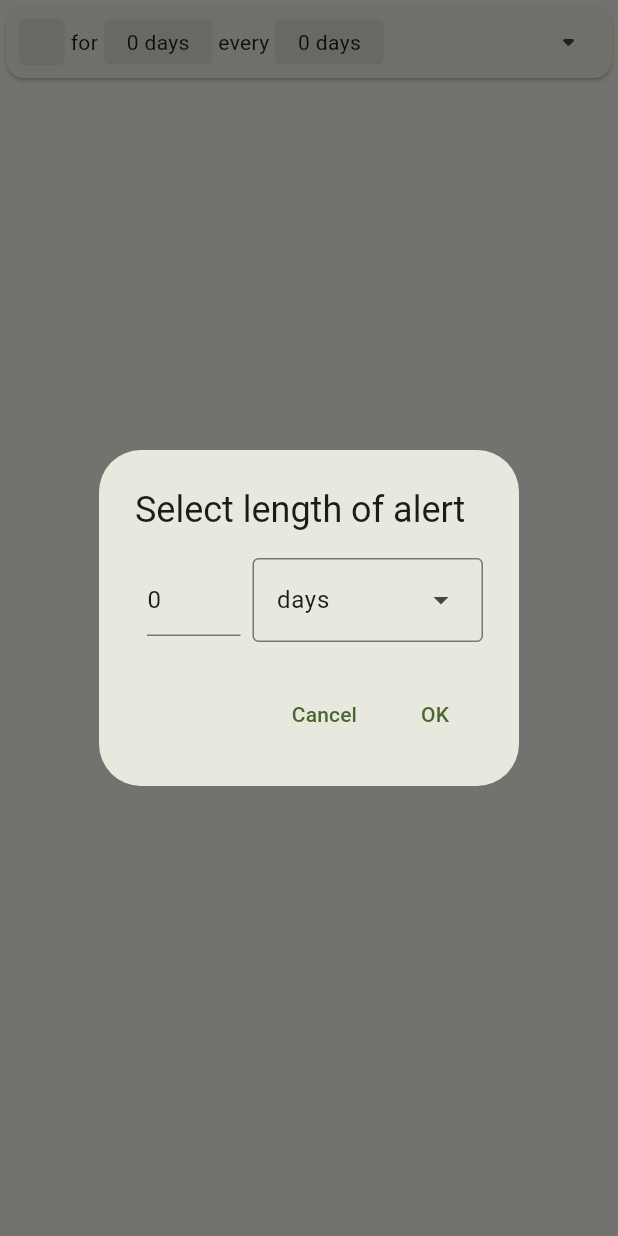
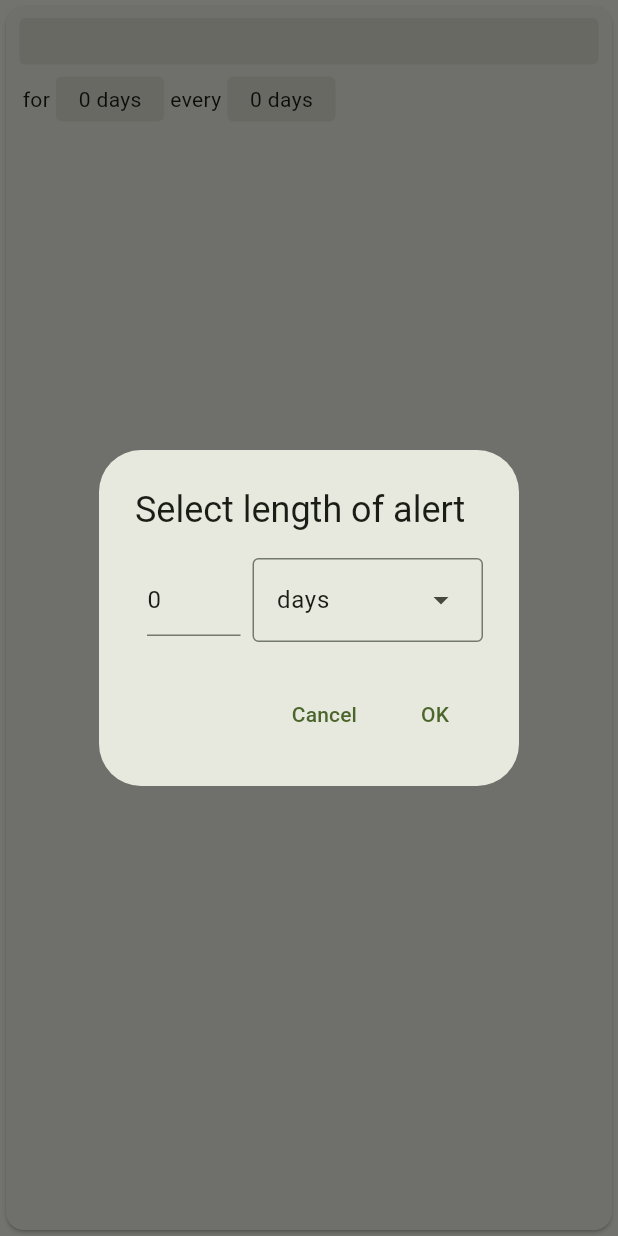
Before and after one commit to zphixon/tomato, a Flutter app: the TimerCard widget shown alone on an empty page, opened directly with empty values, after a tap on an icon or button, on a phone screen of 412 x 824 dp. Run offline on Flutter 3.47's test engine with Material 2 defaults, Android fonts, the phone set to English and light mode, and no system bars; missing offline and left inert: path_provider_android.

Commit message:
make timercard stateless

```diff
--- a/lib/main.dart
+++ b/lib/main.dart
@@ -204,7 +204,7 @@ class TimerList extends StatelessWidget {
   }
 }
 
-class TimerCard extends StatefulWidget {
+class TimerCard extends StatelessWidget {
   const TimerCard({
     super.key,
     required this.pad,
@@ -222,132 +222,73 @@ class TimerCard extends StatefulWidget {
   final Function(time.Duration newValue) doUpdateEvery;
 
   @override
-  State<TimerCard> createState() => _TimerCardState();
-}
-
-class _TimerCardState extends State<TimerCard> {
-  bool _expanded = false;
-
-  @override
   Widget build(BuildContext context) {
-    toggleExpand() {
-      setState(() {
-        _expanded = !_expanded;
-      });
-    }
-
-    List<Widget> cards = [
+    return Padding(
+      padding: pad,
+      child: Card(
+        child: Padding(
+          padding: const EdgeInsets.symmetric(horizontal: 5, vertical: 4.0),
+          child: Column(
+            crossAxisAlignment: CrossAxisAlignment.stretch,
+            children: [
               SelectableCard(
                 onTap: () async {
                   var text = await showDialog(
                     context: context,
                     builder: (context) => StringSelector(
-              start: widget.timer.noto,
+                      start: timer.noto,
                       title: 'Notification text',
                     ),
                   );
 
                   if (text != null) {
-            widget.doUpdateNoto(text);
+                    doUpdateNoto(text);
                   }
                 },
-        label: Text(widget.timer.noto),
-      ),
-      Text('for'),
-      SelectableCard(
-        onTap: () async {
-          var selected = await showDialog<time.Duration>(
-            context: context,
-            builder: (ctx) => DurationSelector(
-              start: widget.timer.interval.active,
-              title: 'Select length of alert',
-            ),
-          );
-          if (selected != null) {
-            widget.doUpdateActive(selected);
-          }
-        },
-        label: Text(widget.timer.interval.active.toString()),
-      ),
-      Text('every'),
-      SelectableCard(
-        onTap: () async {
-          var selected = await showDialog<time.Duration>(
-            context: context,
-            builder: (ctx) => DurationSelector(
-              start: widget.timer.interval.every,
-              title: 'Select time between alerts',
-            ),
-          );
-          if (selected != null) {
-            widget.doUpdateEvery(selected);
-          }
-        },
-        label: Text(widget.timer.interval.every.toString()),
-      ),
-    ];
-
-    var toggleExpandButton = IconButton(
-      icon: Icon(_expanded
-          ? Icons.arrow_drop_up_rounded
-          : Icons.arrow_drop_down_rounded),
-      onPressed: toggleExpand,
-    );
-
-    Widget innerContent;
-    if (_expanded) {
-      innerContent = Row(
-        children: [
-          Expanded(
-            child: Padding(
-              padding: const EdgeInsets.symmetric(vertical: 4.0),
-              child: Column(
-                crossAxisAlignment: CrossAxisAlignment.stretch,
-                children: [
-                  Row(
-                    children: [
-                      Expanded(child: cards[0]),
-                    ],
+                label: Text(timer.noto),
               ),
               Padding(
                 padding: const EdgeInsets.symmetric(horizontal: 6.0),
                 child: Wrap(
                   direction: Axis.horizontal,
                   crossAxisAlignment: WrapCrossAlignment.center,
-                      children: cards.sublist(1),
+                  children: [
+                    const Text('for'),
+                    SelectableCard(
+                      onTap: () async {
+                        var selected = await showDialog<time.Duration>(
+                          context: context,
+                          builder: (ctx) => DurationSelector(
+                            start: timer.interval.active,
+                            title: 'Select length of alert',
                           ),
+                        );
+                        if (selected != null) {
+                          doUpdateActive(selected);
+                        }
+                      },
+                      label: Text(timer.interval.active.toString()),
+                    ),
+                    const Text('every'),
+                    SelectableCard(
+                      onTap: () async {
+                        var selected = await showDialog<time.Duration>(
+                          context: context,
+                          builder: (ctx) => DurationSelector(
+                            start: timer.interval.every,
+                            title: 'Select time between alerts',
+                          ),
+                        );
+                        if (selected != null) {
+                          doUpdateEvery(selected);
+                        }
+                      },
+                      label: Text(timer.interval.every.toString()),
                     ),
                   ],
                 ),
               ),
-          ),
-          toggleExpandButton,
             ],
-      );
-    } else {
-      innerContent = Row(
-        children: [
-          Expanded(
-            child: SingleChildScrollView(
-              scrollDirection: Axis.horizontal,
-              child: Row(
-                children: cards,
-              ),
-            ),
-          ),
-          toggleExpandButton,
-        ],
-      );
-    }
-
-    return Padding(
-      padding: widget.pad,
-      child: Card(
-        child: InkWell(
-          onTap: toggleExpand,
-          child: Padding(
-            padding: const EdgeInsets.symmetric(horizontal: 5),
-            child: innerContent,
           ),
         ),
       ),
```
Lines whose indentation alone changed are shown as unchanged.
